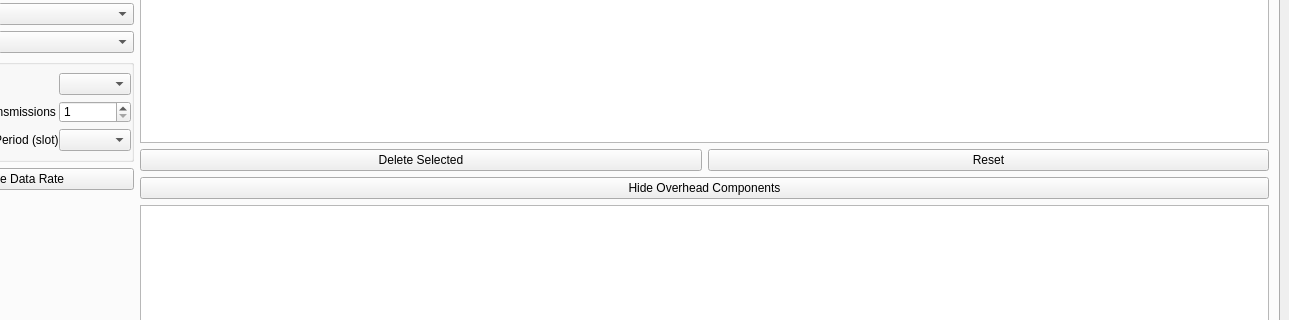
The window that main-window.ui (usnistgov/5G-NR-LTE-Sidelink-Capacity-Estimator) describes before a commit, drawn with Qt 5; both pictures show x 133 to 1422 and y 150 to 470 of the 1422 by 627 pixel window.
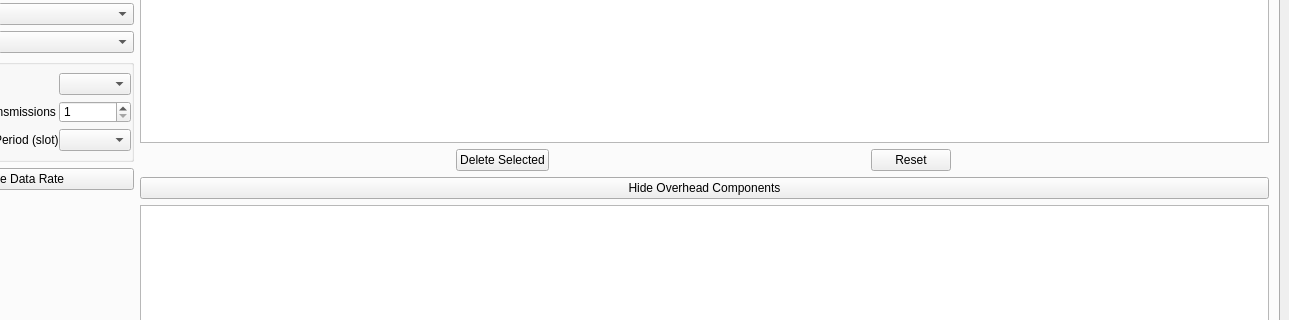
The same window after the commit. Custom widgets are drawn as their Qt base class.

Commit message: Visually separate delete/reset buttons from table

```diff
--- a/main-window.ui
+++ b/main-window.ui
@@ -225,16 +225,34 @@
            <layout class="QHBoxLayout" name="hlNrButtons">
             <item>
              <widget class="QPushButton" name="btnDeleteSelectedNr">
+              <property name="sizePolicy">
+               <sizepolicy hsizetype="Fixed" vsizetype="Fixed">
+                <horstretch>0</horstretch>
+                <verstretch>0</verstretch>
+               </sizepolicy>
+              </property>
               <property name="text">
                <string>Delete Selected</string>
               </property>
+              <property name="flat">
+               <bool>false</bool>
+              </property>
              </widget>
             </item>
             <item>
              <widget class="QPushButton" name="btnClearNr">
+              <property name="sizePolicy">
+               <sizepolicy hsizetype="Fixed" vsizetype="Fixed">
+                <horstretch>0</horstretch>
+                <verstretch>0</verstretch>
+               </sizepolicy>
+              </property>
               <property name="text">
                <string>Reset</string>
               </property>
+              <property name="flat">
+               <bool>false</bool>
+              </property>
              </widget>
             </item>
            </layout>
```
Left out of the diff: 12 changed lines with no effect on the pictures. The commit also changes 1 other file.
